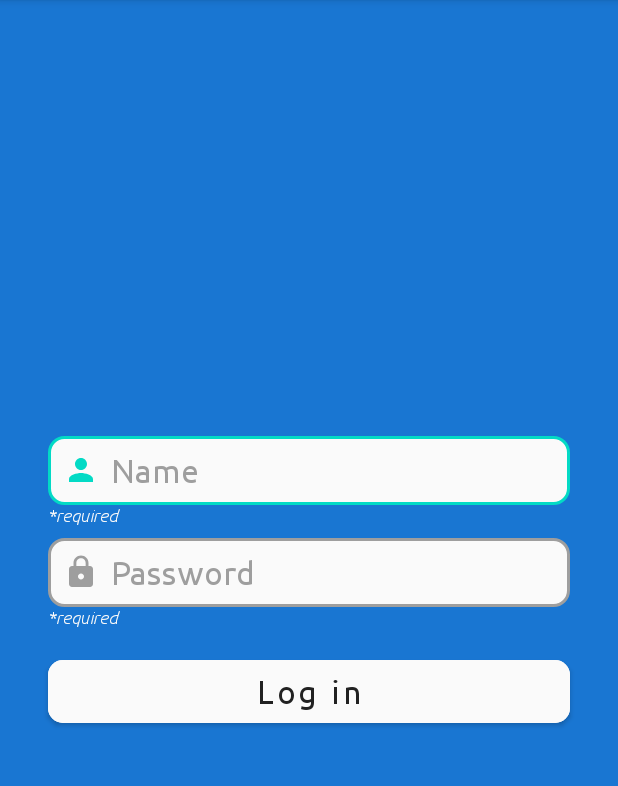
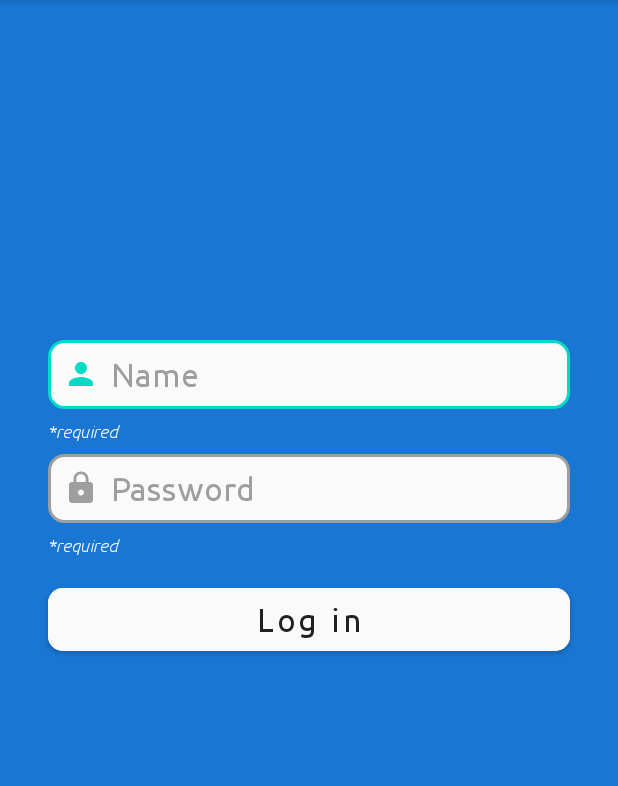
Before and after one commit to hubinsord/LogInSimulator, an Android app: the screen it shows after launch (MainActivity), on a phone screen of 412 x 824 dp, the part 84-870 px from its top. Run offline under Robolectric (Android 15) with nearby library versions, the phone set to English and light mode, and no system bars; our stand-ins replace Dagger/Hilt's generated code, data binding.

Commit message:
feature: adjusted fragment_log_in.xml

```diff
--- a/app/src/main/res/layout/fragment_log_in.xml
+++ b/app/src/main/res/layout/fragment_log_in.xml
@@ -27,8 +27,8 @@
             android:digits="ABCDEFGHIJKLMNOPQRSTUVWXYZabcdefghijklmnopqrstuvwxyz1234567890"
             android:drawableStart="@drawable/state_ic_person"
             android:drawablePadding="8dp"
+            android:fontFamily="@font/ubuntu_regular"
             android:hint="@string/log_in_til_user_name"
-            android:fontFamily="@font/ubuntu_regular"
             android:inputType="textFilter"
             android:maxLength="20"
             android:padding="10dp"
@@ -36,12 +36,12 @@
             android:textColor="@color/grey_900"
             android:textColorHint="@color/grey_500"
             android:textSize="22sp"
-
-            app:layout_constraintBottom_toBottomOf="parent"
             app:layout_constraintEnd_toEndOf="parent"
+            app:layout_constraintStart_toStartOf="parent"
+            app:layout_constraintTop_toTopOf="parent"
             app:layout_constraintVertical_bias="0.4"
-            app:layout_constraintStart_toStartOf="parent"
-            app:layout_constraintTop_toTopOf="parent" />
+            app:layout_constraintVertical_chainStyle="packed"
+            app:layout_constraintBottom_toTopOf="@+id/tv_user_name_validation"/>
 
         <TextView
             android:id="@+id/tv_user_name_validation"
@@ -54,7 +54,9 @@
             android:textSize="11sp"
             app:layout_constraintEnd_toEndOf="parent"
             app:layout_constraintStart_toStartOf="parent"
-            app:layout_constraintTop_toBottomOf="@id/et_user_name" />
+            app:layout_constraintTop_toBottomOf="@id/et_user_name"
+            app:layout_constraintVertical_chainStyle="packed"
+            app:layout_constraintBottom_toTopOf="@id/et_password"/>
 
         <EditText
             android:id="@+id/et_password"
@@ -75,7 +77,8 @@
             android:textSize="22sp"
             app:layout_constraintEnd_toEndOf="parent"
             app:layout_constraintStart_toStartOf="parent"
-            app:layout_constraintTop_toBottomOf="@id/tv_user_name_validation" />
+            app:layout_constraintTop_toBottomOf="@id/tv_user_name_validation"
+            app:layout_constraintBottom_toTopOf="@id/tv_password_validation"/>
 
         <TextView
             android:id="@+id/tv_password_validation"
@@ -88,7 +91,8 @@
             android:textSize="11sp"
             app:layout_constraintEnd_toEndOf="parent"
             app:layout_constraintStart_toStartOf="parent"
-            app:layout_constraintTop_toBottomOf="@id/et_password" />
+            app:layout_constraintTop_toBottomOf="@id/et_password"
+            app:layout_constraintBottom_toTopOf="@id/btn_log_in"/>
 
         <com.google.android.material.button.MaterialButton
             android:id="@+id/btn_log_in"
@@ -97,8 +101,8 @@
             android:layout_marginHorizontal="32dp"
             android:layout_marginTop="15dp"
             android:backgroundTint="@color/grey_50"
+            android:fontFamily="@font/ubuntu_regular"
             android:padding="8dp"
-            android:fontFamily="@font/ubuntu_regular"
             android:text="@string/log_in_btn_log_in"
             android:textAllCaps="false"
             android:textColor="@color/grey_900"
@@ -106,7 +110,8 @@
             app:cornerRadius="10dp"
             app:layout_constraintEnd_toEndOf="parent"
             app:layout_constraintStart_toStartOf="parent"
-            app:layout_constraintTop_toBottomOf="@id/tv_password_validation" />
+            app:layout_constraintTop_toBottomOf="@id/tv_password_validation"
+            app:layout_constraintBottom_toBottomOf="parent"/>
 
 
     </androidx.constraintlayout.widget.ConstraintLayout>
```
